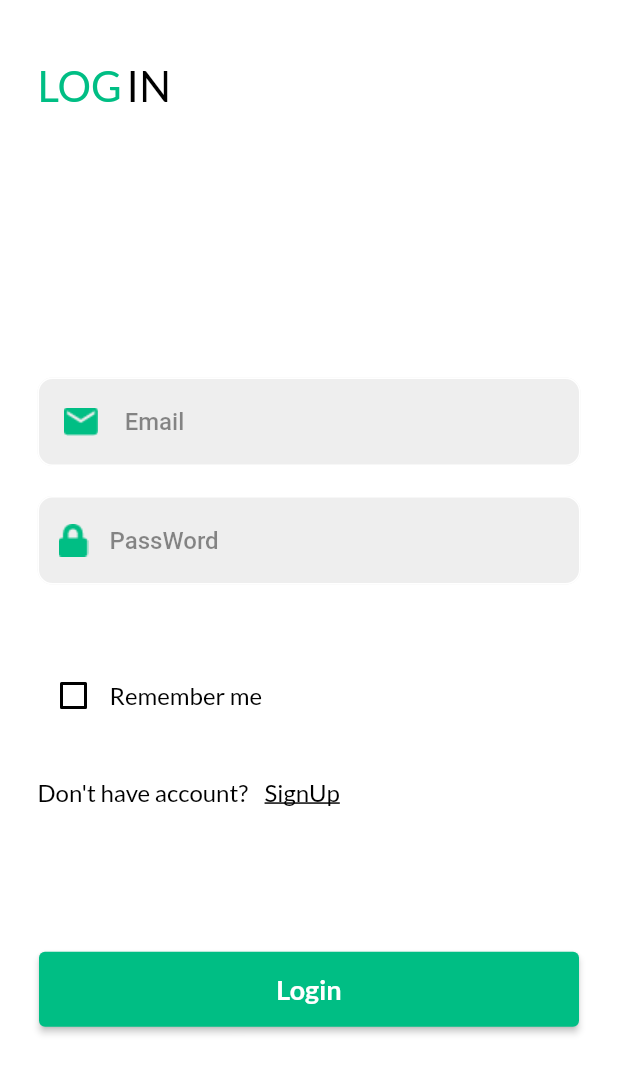
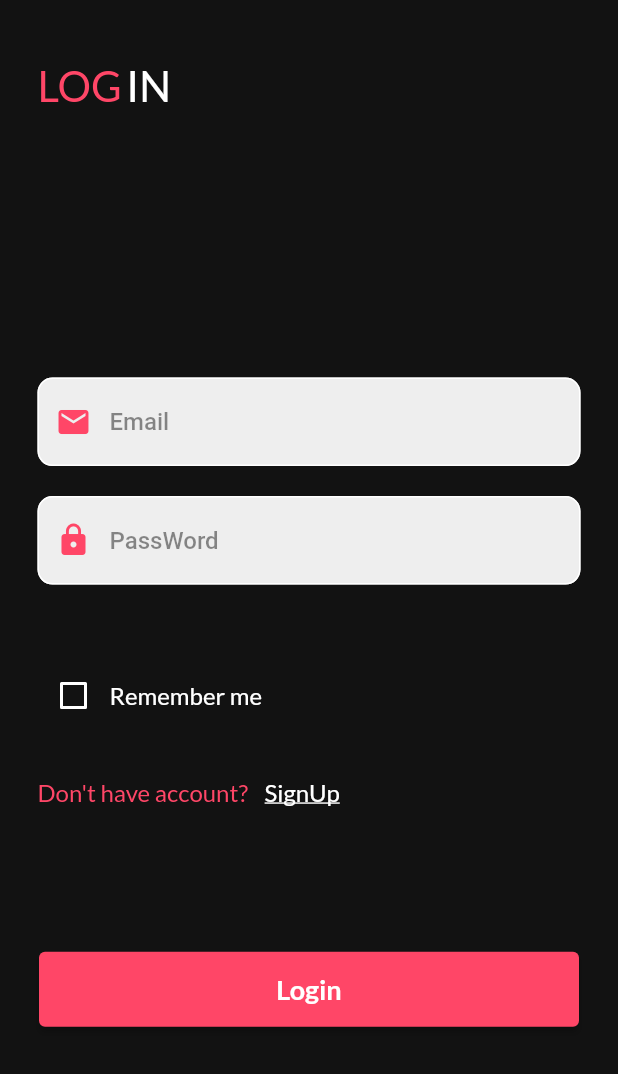
Before and after one commit to bilalfawaz/ecomarceApp, a Flutter app: the screen it shows after launch, after a tap on "Get Start", on a phone screen of 412 x 824 dp. Shown: the top 1074 px of the screen. Run offline on Flutter 3.47's test engine with Material 2 defaults, Android fonts, the phone set to English and light mode, and no system bars; our stand-ins replace dio, firebase_auth, firebase_core, firebase_database, get, get_storage and 3 more; accounts and stored records are empty; generated files the repository leaves out were written again.

Commit message:
save dark and light mode using GetX Storage

```diff
--- a/lib/logic/controller/theme_controller.dart
+++ b/lib/logic/controller/theme_controller.dart
@@ -1,29 +1,25 @@
-import 'package:ecomarceapp/utils/themes.dart';
 import 'package:flutter/material.dart';
 import 'package:get/get.dart';
 import 'package:get_storage/get_storage.dart';
 
-class ThemeController{
+class ThemeController {
+  final GetStorage boxStorage = GetStorage();
+  final key = 'isDarkModes';
 
-  final GetStorage getStorage = GetStorage();
-  final key = 'theme';
-
-  saveTheme(value){
-    getStorage.write(key, value);
+  saveThemeDataInBox(bool isDark) {
+    boxStorage.write(key, isDark);
   }
 
-  bool getTheme(){
-    return getStorage.read<bool>(key) ?? false;
+  bool getThemeDataFromBox() {
+    return boxStorage.read<bool>(key) ?? false;
   }
 
-  ThemeMode get themeDataGet => getTheme() ? ThemeMode.light : ThemeMode.dark;
+  ThemeMode get themeDataGet =>
+      getThemeDataFromBox() ? ThemeMode.dark : ThemeMode.light;
 
-
-  void changesTheme(){
-    Get.changeThemeMode(getTheme() ?ThemeMode.light : ThemeMode.dark);
-    saveTheme(!getTheme());
-    // Get.isDarkMode ?
-    // Get.changeThemeMode(ThemeMode.light):
-    // Get.changeThemeMode(ThemeMode.dark);
+  void changesTheme() {
+    Get.changeThemeMode(
+        getThemeDataFromBox() ? ThemeMode.light : ThemeMode.dark);
+    saveThemeDataInBox(!getThemeDataFromBox());
   }
 }
--- a/lib/view/screen/auth/login_screen.dart
+++ b/lib/view/screen/auth/login_screen.dart
@@ -163,7 +163,7 @@ class _LoginScreenState extends State<LoginScreen> {
                             text: args[0] == "2"
                                 ? 'Already have an account? '
                                 : "Don't have account? ",
-                            color:!Get.isDarkMode?  Colors.white : Colors.black,
+                            color:Get.isDarkMode ? mainColor : pinkClr,
                             underLine: TextDecoration.none),
                         TextButton(
                           onPressed: (){
```
